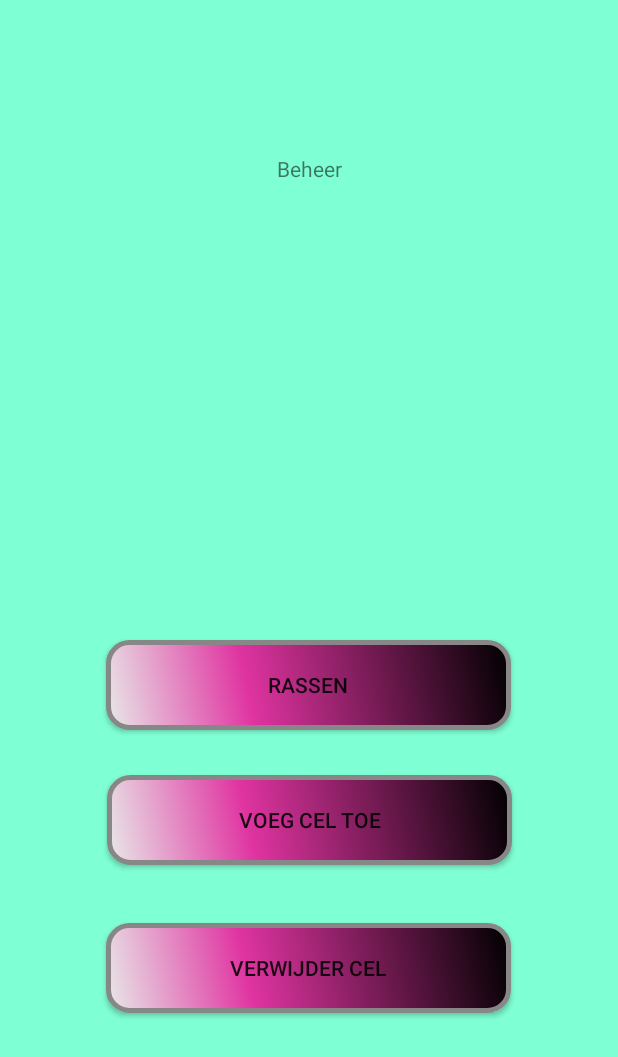
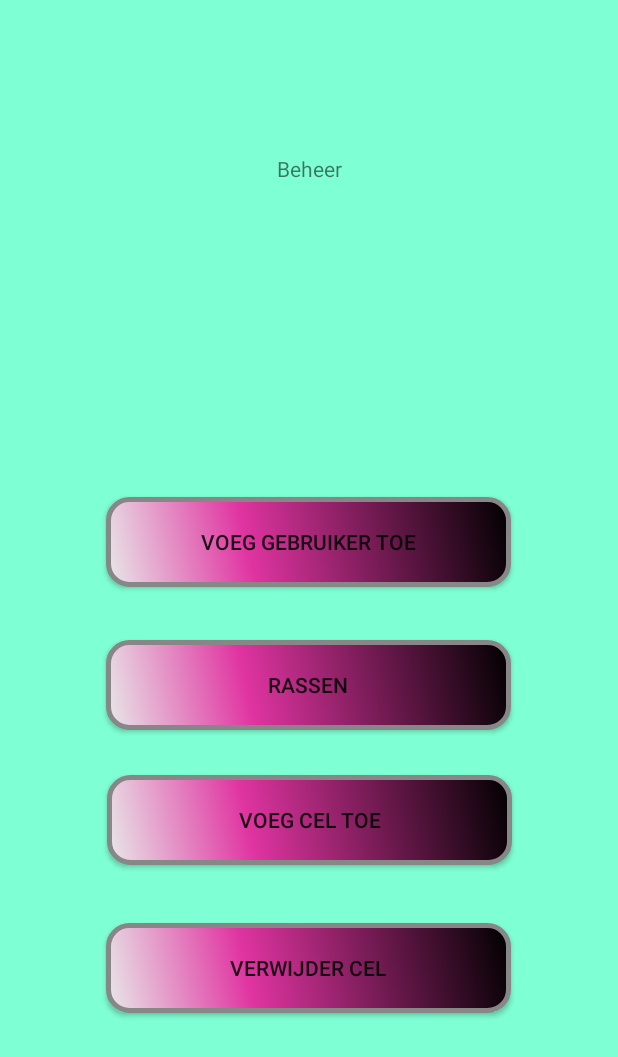
Before and after one commit to feyokorenhof/oogopslag_final, an Android app: the Beheer screen opened directly, with no data from a screen before it, on a phone screen of 412 x 824 dp. Shown: the top 1057 px of the screen. Run offline under Robolectric (Android 15) with nearby library versions, the phone set to English and light mode, and no system bars; our stand-ins replace Firebase (no records; nobody signed in at launch, a user with empty details on screens opened directly).

Commit message:
Register verplaatst naar Beheer en verwijdert van Login_SignUp. Kijken of een gebruiker bestaat voor dat je hem verwijdert. Engelse 'Toasts' vertaald naar Nederlands.
Kist pas toevoegen als er een rij is ingevuld.

Code cleaned up.

```diff
--- a/app/src/main/java/com/example/oogopslag_final/Beheer.java
+++ b/app/src/main/java/com/example/oogopslag_final/Beheer.java
@@ -22,7 +22,7 @@ import java.util.Date;
 
 public class Beheer extends AppCompatActivity {
 
-    Button btn_AddCell, btn_JumpRas;
+    Button btn_AddCell, btn_JumpRas, btn_JumpRegister;
     long numCells;
 
     @Override
@@ -34,8 +34,9 @@ public class Beheer extends AppCompatActivity {
         final FirebaseDatabase database = FirebaseDatabase.getInstance();
         final DatabaseReference table_cells = database.getReference("Cells");
 
-        btn_AddCell = (Button) findViewById(R.id.btnAddCell);
-        btn_JumpRas = (Button) findViewById(R.id.btnJumpRas);
+        btn_AddCell = findViewById(R.id.btnAddCell);
+        btn_JumpRas = findViewById(R.id.btnJumpRas);
+        btn_JumpRegister = findViewById(R.id.btnRegister);
 
         table_cells.addValueEventListener(new ValueEventListener() {
             @Override
@@ -53,24 +54,11 @@ public class Beheer extends AppCompatActivity {
         btn_AddCell.setOnClickListener(new View.OnClickListener() {
             @Override
             public void onClick(View v) {
-
-
-
-
-                //DateFormat dateFormat = new SimpleDateFormat("yyyy/MM/dd HH:mm:ss");
-                //Date date = new Date();
                 String cellname = "Cell" + (numCells + 1);
                 Cell cell = new Cell(1,2,3,4,5,6);
-
-
                 System.out.println(cell);
                 table_cells.child(cellname).setValue(cell);
                 finish();
-
-
-
-
-
             }
         });
 
@@ -78,6 +66,16 @@ public class Beheer extends AppCompatActivity {
             @Override
             public void onClick(View v) {
                 JumpToRas();
+            }
+        });
+
+        btn_JumpRegister.setOnClickListener(new View.OnClickListener() {
+            @Override
+            public void onClick(View v) {
+                Intent intent = new Intent(Beheer.this, Register.class);
+                startActivity(intent);
+                finish();
+
             }
         });
     }
--- a/app/src/main/java/com/example/oogopslag_final/Login.java
+++ b/app/src/main/java/com/example/oogopslag_final/Login.java
@@ -42,7 +42,7 @@ public class Login extends AppCompatActivity {
         btnLogin.setOnClickListener(new View.OnClickListener() {
             @Override
             public void onClick(View v) {
-                table_user.addValueEventListener(new ValueEventListener() {
+                table_user.addListenerForSingleValueEvent(new ValueEventListener() {
                     @Override
                     public void onDataChange(@NonNull DataSnapshot dataSnapshot) {
 
--- a/app/src/main/res/layout/activity_beheer.xml
+++ b/app/src/main/res/layout/activity_beheer.xml
@@ -62,6 +62,25 @@
         app:layout_constraintVertical_bias="0.56" />
 
     <Button
+        android:id="@+id/btnRegister"
+        android:layout_width="wrap_content"
+        android:layout_height="wrap_content"
+        android:layout_marginStart="8dp"
+        android:layout_marginLeft="8dp"
+        android:layout_marginTop="8dp"
+        android:layout_marginEnd="8dp"
+        android:layout_marginRight="8dp"
+        android:layout_marginBottom="8dp"
+        android:background="@drawable/button_background"
+        android:text="Voeg gebruiker toe"
+        app:layout_constraintBottom_toBottomOf="parent"
+        app:layout_constraintEnd_toEndOf="parent"
+        app:layout_constraintHorizontal_bias="0.496"
+        app:layout_constraintStart_toStartOf="parent"
+        app:layout_constraintTop_toTopOf="parent"
+        app:layout_constraintVertical_bias="0.432" />
+
+    <Button
         android:id="@+id/btnRemoveCell"
         android:layout_width="wrap_content"
         android:layout_height="wrap_content"
```
Also changed, not shown: app/src/main/java/com/example/oogopslag_final/AddKist.java (+11 -81 lines), app/src/main/java/com/example/oogopslag_final/Login_SignUp.java (+1 -20 lines), app/src/main/java/com/example/oogopslag_final/Register.java (+58 -16 lines), app/src/main/res/layout/activity_login_signup.xml (+5 -23 lines), app/src/main/res/layout/activity_register.xml (+19 -0 lines).
